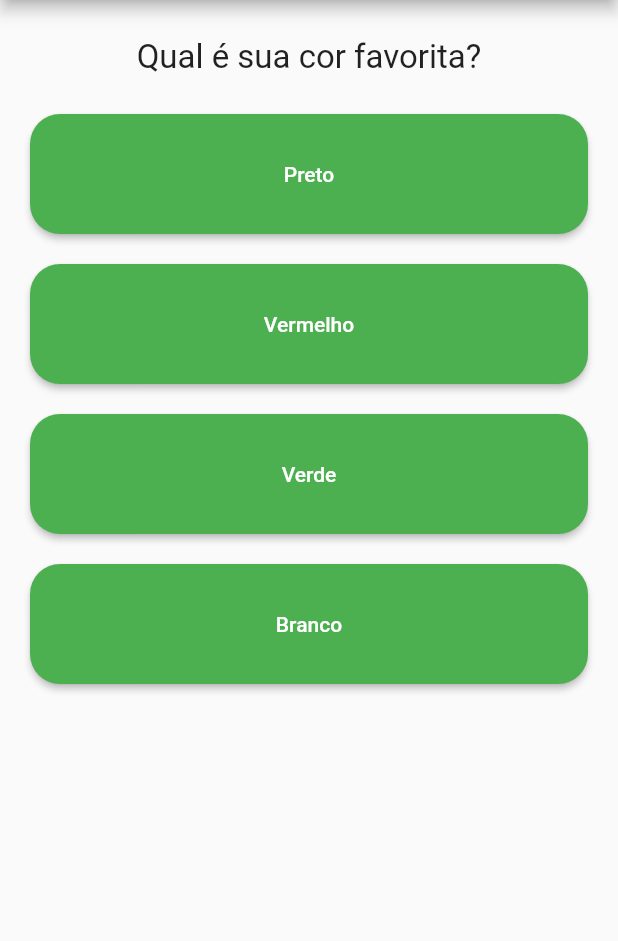
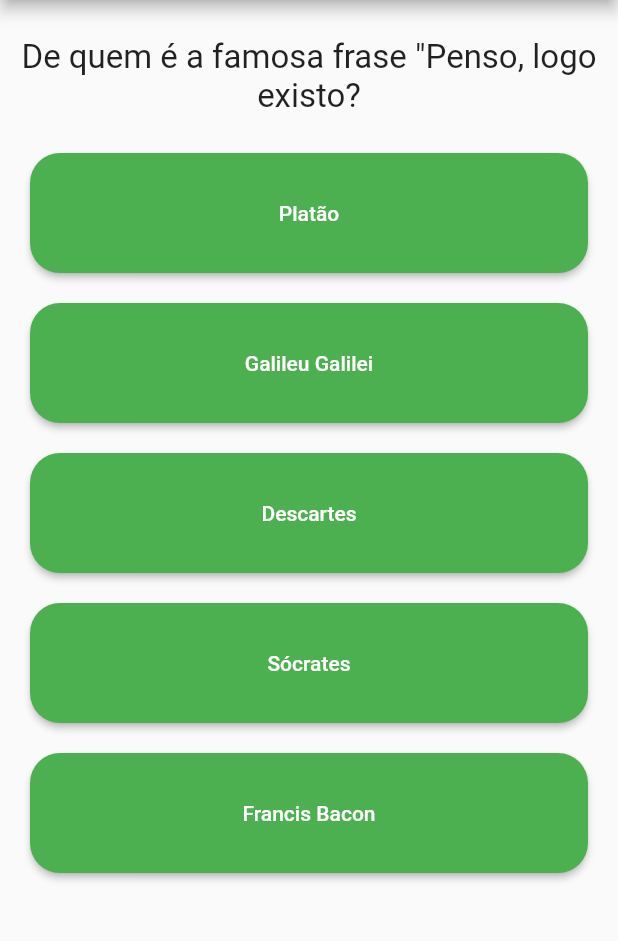
Before and after one commit to matheusoreis/Flutter-Perguntas-App-Estudo, a Flutter app: the screen it shows after launch, on a phone screen of 412 x 824 dp, the part 84-1025 px from its top. Run offline on Flutter 3.47's test engine with Material 2 defaults, Android fonts, the phone set to English and light mode, and no system bars.

Commit message:
Adicionado contadores nas questões

```diff
--- a/lib/main.dart
+++ b/lib/main.dart
@@ -1,7 +1,7 @@
 import 'package:flutter/material.dart';
-import './questao.dart';
-import './resposta.dart';
+import 'package:playground/questionario.dart';
 import './resultado.dart';
+import './questionario.dart';
 
 void main() {
   runApp(const PerguntaApp());
@@ -9,46 +9,81 @@ void main() {
 
 class PerguntaAppState extends State<PerguntaApp> {
   int _perguntaSelecionada = 0;
-  String textoSucesso = 'Finalizado';
+  var _pontuacaoTotal = 0;
+  String textoSucesso = 'Sua pontuação é de:';
 
   final List<Map<String, Object>> _perguntas = const [
     {
-      'texto': 'Qual é sua cor favorita?',
-      'respostas': ['Preto', 'Vermelho', 'Verde', 'Branco'],
+      'texto': 'De quem é a famosa frase "Penso, logo existo?',
+      'respostas': [
+        {'texto': 'Platão', 'pontuacao': 0},
+        {'texto': 'Galileu Galilei', 'pontuacao': 0},
+        {'texto': 'Descartes', 'pontuacao': 1},
+        {'texto': 'Sócrates', 'pontuacao': 0},
+        {'texto': 'Francis Bacon', 'pontuacao': 0},
+      ],
     },
     {
-      'texto': 'Qual é seu animal favorito?',
-      'respostas': ['Leão', 'Cachorro', 'Coelho', 'Cobra'],
+      'texto': 'De onde é a invenção do chuveiro elétrico?',
+      'respostas': [
+        {'texto': 'França', 'pontuacao': 0},
+        {'texto': 'Inglaterra', 'pontuacao': 0},
+        {'texto': 'Brasil', 'pontuacao': 1},
+        {'texto': 'Austrália', 'pontuacao': 0},
+        {'texto': 'Itália', 'pontuacao': 0},
+      ],
     },
     {
-      'texto': 'Qual a sua linguagem de programação predileta?',
-      'respostas': ['C#', 'Dart', 'JavaScript', 'Rust'],
+      'texto': 'Quantas casas decimais tem o número pi?',
+      'respostas': [
+        {'texto': 'Duas', 'pontuacao': 0},
+        {'texto': 'Centenas', 'pontuacao': 0},
+        {'texto': 'Infinitas', 'pontuacao': 1},
+        {'texto': 'Vinte', 'pontuacao': 0},
+        {'texto': 'Milhares', 'pontuacao': 0},
+      ],
+    },
+    {
+      'texto':
+          'Atualmente, quantos elementos químicos a tabela periódica possui?',
+      'respostas': [
+        {'texto': '113', 'pontuacao': 0},
+        {'texto': '109', 'pontuacao': 0},
+        {'texto': '108', 'pontuacao': 0},
+        {'texto': '118', 'pontuacao': 1},
+        {'texto': '92', 'pontuacao': 0},
+      ],
+    },
+    {
+      'texto':
+          'As pessoas de qual tipo sanguíneo são consideradas doadores universais?',
+      'respostas': [
+        {'texto': 'A', 'pontuacao': 0},
+        {'texto': 'B', 'pontuacao': 0},
+        {'texto': 'O', 'pontuacao': 1},
+        {'texto': 'AB', 'pontuacao': 0},
+        {'texto': 'ABO', 'pontuacao': 0},
+      ],
     },
   ];
-
-  void responder() {
-    if (temPerguntaSelecionada) {
-      setState(() {
-        _perguntaSelecionada++;
-      });
-    }
-  }
 
   bool get temPerguntaSelecionada {
     return _perguntaSelecionada < _perguntas.length;
   }
 
+  void responder(int pontuacao) {
+    if (temPerguntaSelecionada) {
+      setState(
+        () {
+          _perguntaSelecionada++;
+          _pontuacaoTotal += pontuacao;
+        },
+      );
+    }
+  }
+
   @override
   Widget build(BuildContext context) {
-    List<String> respostas = temPerguntaSelecionada
-        ? _perguntas[_perguntaSelecionada].cast()['respostas']
-        : [];
-    List<Widget> widgets = respostas
-        .map(
-          (t) => Botao(texto: t, quandoSelecionado: responder),
-        )
-        .toList();
-
     return MaterialApp(
       title: 'Pergunta APP',
       theme: ThemeData(primarySwatch: Colors.green),
@@ -63,15 +98,14 @@ class PerguntaAppState extends State<PerguntaApp> {
           centerTitle: true,
         ),
         body: temPerguntaSelecionada
-            ? Column(
-                children: [
-                  Questao(
-                      texto:
-                          _perguntas[_perguntaSelecionada]['texto'].toString()),
-                  ...widgets,
-                ],
-              )
-            : Resultado(textoSucesso: textoSucesso),
+            ? Questionario(
+                perguntas: _perguntas,
+                perguntaSelecionada: _perguntaSelecionada,
+                quandoResponder: responder)
+            : Resultado(
+                textoSucesso: textoSucesso,
+                pontos: _pontuacaoTotal,
+              ),
       ),
     );
   }
--- /dev/null
+++ b/lib/questionario.dart
@@ -0,0 +1,44 @@
+import 'package:flutter/material.dart';
+import './resposta.dart';
+import './questao.dart';
+
+class Questionario extends StatelessWidget {
+  const Questionario({
+    Key? key,
+    required this.perguntaSelecionada,
+    required this.perguntas,
+    required this.quandoResponder,
+  }) : super(key: key);
+
+  final int perguntaSelecionada;
+  final List<Map<String, Object>> perguntas;
+  final void Function(int) quandoResponder;
+
+  bool get temPerguntaSelecionada {
+    return perguntaSelecionada < perguntas.length;
+  }
+
+  @override
+  Widget build(BuildContext context) {
+    List<Map<String, Object>> respostas = temPerguntaSelecionada
+        ? perguntas[perguntaSelecionada].cast()['respostas']
+        : [];
+
+    List<Widget> widgets = respostas
+        .map(
+          (resp) => Botao(
+            texto: resp['texto'].toString(),
+            quandoSelecionado: () =>
+                quandoResponder(int.parse(resp['pontuacao'].toString())),
+          ),
+        )
+        .toList();
+
+    return Column(
+      children: [
+        Questao(texto: perguntas[perguntaSelecionada]['texto'].toString()),
+        ...widgets,
+      ],
+    );
+  }
+}
--- a/lib/resultado.dart
+++ b/lib/resultado.dart
@@ -1,22 +1,35 @@
 import 'package:flutter/material.dart';
 
 class Resultado extends StatelessWidget {
-  const Resultado({Key? key, required this.textoSucesso}) : super(key: key);
+  const Resultado({Key? key, required this.textoSucesso, required this.pontos})
+      : super(key: key);
 
   final String textoSucesso;
+  final int pontos;
 
   @override
   Widget build(BuildContext context) {
-    return SizedBox(
-      width: double.infinity,
-      child: Center(
-        child: Text(
-          textoSucesso,
-          style: const TextStyle(
-            fontSize: 22,
+    return Center(
+      child: Column(
+        mainAxisSize: MainAxisSize.max,
+        mainAxisAlignment: MainAxisAlignment.center,
+        children: [
+          Text(
+            textoSucesso,
+            style: const TextStyle(
+              fontSize: 22,
+            ),
+            textAlign: TextAlign.center,
           ),
-          textAlign: TextAlign.center,
-        ),
+          const Padding(padding: EdgeInsets.only(top: 10, bottom: 10)),
+          Text(
+            pontos.toString(),
+            style: const TextStyle(
+              fontSize: 22,
+            ),
+            textAlign: TextAlign.center,
+          ),
+        ],
       ),
     );
   }
```
